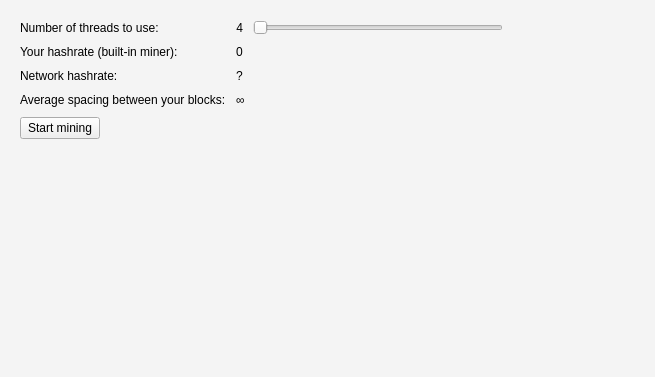
Old version of the form src/qt/forms/miningpage.ui in the repository zillioncoin/zillioncoin.
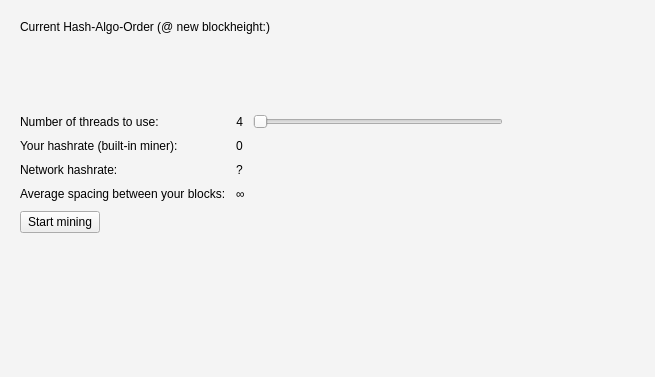
New version of the form. Icons and pictures are not drawn.

```diff
--- a/src/qt/forms/miningpage.ui
+++ b/src/qt/forms/miningpage.ui
@@ -50,6 +50,33 @@
       <property name="bottomMargin">
        <number>20</number>
       </property>
+      <item>
+       <layout class="QHBoxLayout" name="horizontalLayout_4">
+        <item>
+         <widget class="QLabel" name="label_blockheight">
+          <property name="text">
+           <string>Current Hash-Algo-Order (@ new blockheight:)</string>
+          </property>
+         </widget>
+        </item>
+       </layout>
+      </item>
+      <item>
+       <spacer name="verticalSpacer_2">
+        <property name="orientation">
+         <enum>Qt::Vertical</enum>
+        </property>
+        <property name="sizeType">
+         <enum>QSizePolicy::Fixed</enum>
+        </property>
+        <property name="sizeHint" stdset="0">
+         <size>
+          <width>20</width>
+          <height>70</height>
+         </size>
+        </property>
+       </spacer>
+      </item>
       <item>
        <layout class="QHBoxLayout" name="horizontalLayout">
         <item>
```
Left out of the diff: 8 changed lines with no effect on the pictures.
